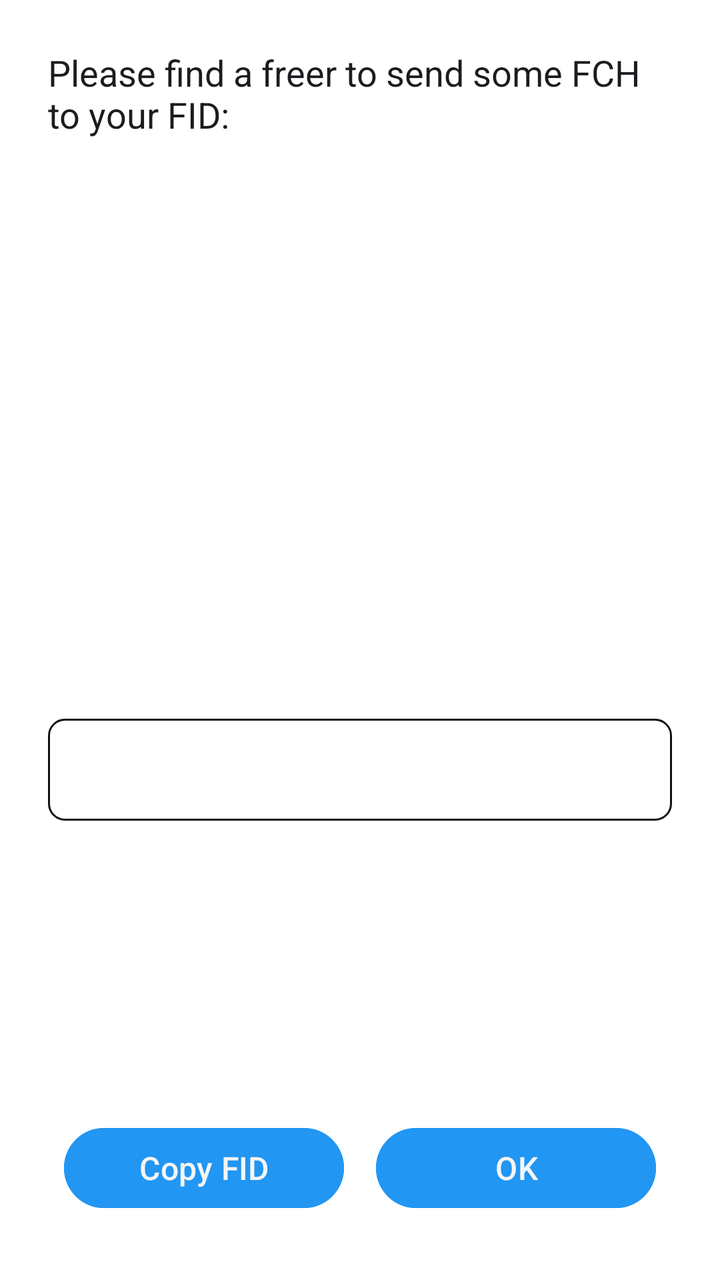
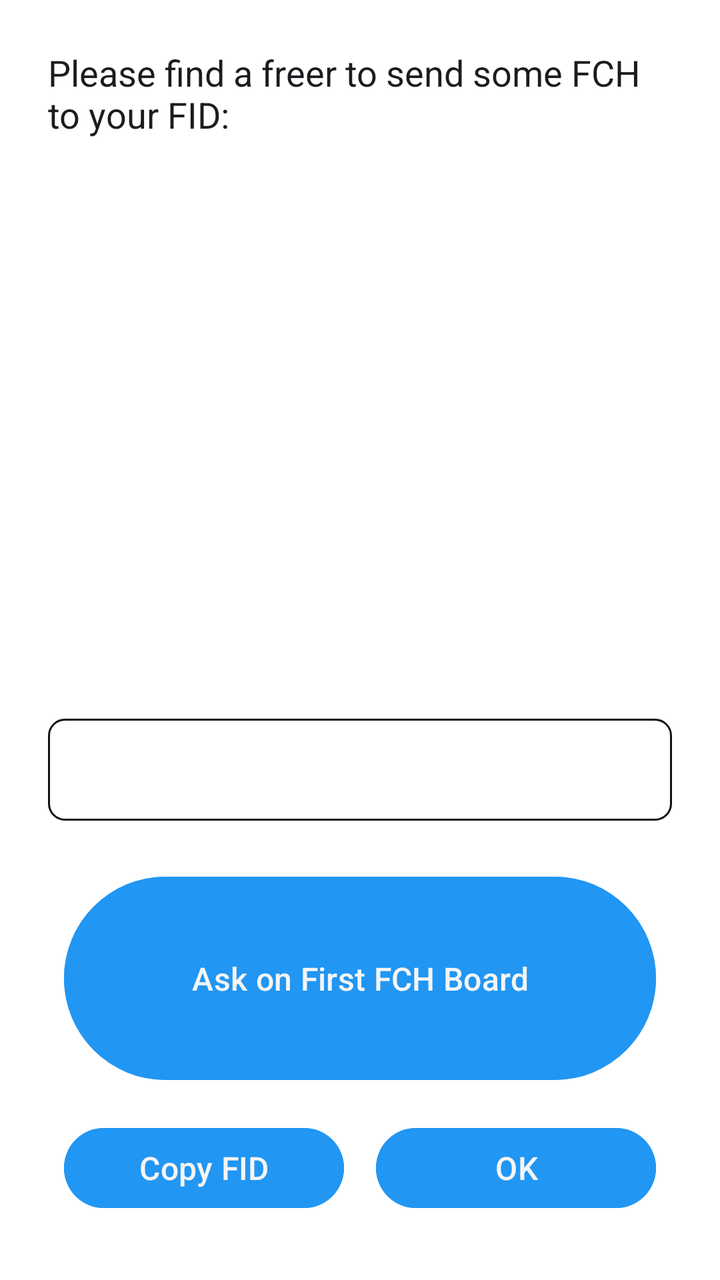

Before-and-after screenshots of an Android layout around one commit, followed by the original layout XML and the change that was made.
<!-- AndroidManifest.xml: application theme Theme.Freer -->
<!-- res/layout/dialog_topup_prompt.xml -->
<?xml version="1.0" encoding="utf-8"?>
<LinearLayout xmlns:android="http://schemas.android.com/apk/res/android"
    android:layout_width="match_parent"
    android:layout_height="wrap_content"
    android:orientation="vertical"
    android:padding="24dp">

    
    <ScrollView
        android:layout_width="match_parent"
        android:layout_height="0dp"
        android:layout_weight="1"
        android:fillViewport="true">

        <LinearLayout
            android:layout_width="match_parent"
            android:layout_height="wrap_content"
            android:orientation="vertical">

            
            <TextView
                android:id="@+id/topupMessageText"
                android:layout_width="match_parent"
                android:layout_height="wrap_content"
                android:text="@string/topUp_prompt_message"
                android:textSize="18sp"
                android:textColor="?attr/colorOnSurface"
                android:layout_marginBottom="16dp" />


            
            <ImageView
                android:id="@+id/topupQrCode"
                android:layout_width="match_parent"
                android:layout_height="250dp"
                android:scaleType="fitCenter"
                android:layout_marginBottom="24dp"
                android:contentDescription="@string/qr_code" />

            
            <TextView
                android:id="@+id/topupFidText"
                android:layout_width="match_parent"
                android:layout_height="wrap_content"
                android:textSize="20sp"
                android:textColor="?attr/colorPrimary"
                android:fontFamily="monospace"
                android:textIsSelectable="true"
                android:layout_marginBottom="16dp"
                android:background="@drawable/bg_input_view"
                android:padding="12dp" />

        </LinearLayout>

    </ScrollView>

    
    <LinearLayout
        android:layout_width="match_parent"
        android:layout_height="wrap_content"
        android:orientation="horizontal"
        android:gravity="end">

        
        <Button
            android:id="@+id/topupIgnoreButton"
            style="@style/ButtonStyle"
            android:layout_width="wrap_content"
            android:layout_height="wrap_content"
            android:text="@string/ignore"
            android:layout_marginEnd="8dp"
            android:visibility="gone"
            />

        
        <Button
            android:id="@+id/topupCopyButton"
            style="@style/ButtonStyle"
            android:layout_width="wrap_content"
            android:layout_height="wrap_content"
            android:text="@string/copy_fid"
            android:layout_marginEnd="8dp" />

        
        <Button
            android:id="@+id/topupOkButton"
            style="@style/ButtonStyle"
            android:layout_width="wrap_content"
            android:layout_height="wrap_content"
            android:text="@string/ok" />

    </LinearLayout>

</LinearLayout>
<!-- resources referenced by this layout -->
<resources>
  <!-- drawable bg_input_view (drawable) -->
  <?xml version="1.0" encoding="utf-8"?>
  <shape xmlns:android="http://schemas.android.com/apk/res/android"
      android:shape="rectangle">
      <solid android:color="@color/input_field_background" />
      <stroke android:width="1dp" android:color="@color/outline_heavy" />
      <corners android:radius="8dp" />
      <padding android:left="8dp" android:top="8dp" android:right="8dp" android:bottom="8dp" />
  </shape>
  <string name="copy_fid">Copy FID</string>
  <string name="ignore">Ignore</string>
  <string name="ok">OK</string>
  <string name="qr_code">QR Code</string>
  <string name="topUp_prompt_message">Please find a freer to send some FCH to your FID:</string>
  <style name="ButtonStyle">
          <item name="android:textColor">@color/main_background</item>
          <item name="android:backgroundTint">@color/accent</item>
          <item name="android:paddingStart">8dp</item>
          <item name="android:paddingEnd">8dp</item>
          <item name="android:paddingTop">8dp</item>
          <item name="android:paddingBottom">8dp</item>
          <item name="android:textSize">16sp</item>
          <item name="android:textAllCaps">false</item>
          <item name="android:layout_width">wrap_content</item>
          <item name="android:layout_height">@dimen/button_height</item>
          <item name="android:layout_weight">1</item>
          <item name="android:layout_marginStart">4dp</item>
          <item name="android:layout_marginEnd">4dp</item>
          <item name="android:layout_margin">8dp</item>
          <item name="android:layout_gravity">center</item>
      </style>
  <style name="Theme.Freer" parent="Base.Theme.Freer" />
  <color name="input_field_background">#FFFFFF</color>
  <color name="outline_heavy">#111111</color>
  <color name="main_background">#F5F5F5</color>
  <color name="accent">#2196F3</color>
  <dimen name="button_height">52dp</dimen>
  <style name="Base.Theme.Freer" parent="Theme.Material3.DayNight.NoActionBar">
          <item name="colorPrimary">#2196F3</item>
          <item name="colorAccent">#2196F3</item>
          <item name="android:windowBackground">#FFFFFF</item>
          
          <item name="android:windowLayoutInDisplayCutoutMode">shortEdges</item>
          <item name="android:enforceNavigationBarContrast">false</item>
          <item name="android:enforceStatusBarContrast">false</item>
          <item name="android:statusBarColor">@android:color/transparent</item>
          <item name="android:navigationBarColor">@android:color/transparent</item>
          <item name="android:windowLightStatusBar">true</item>
          <item name="android:windowLightNavigationBar">true</item>
      </style>
</resources>

<!-- the commit's change to res/layout/dialog_topup_prompt.xml (unified diff, before → after) -->
@@ -50,6 +50,15 @@
                 android:background="@drawable/bg_input_view"
                 android:padding="12dp" />
 
+            
+            <Button
+                android:id="@+id/topupAskBoardButton"
+                style="@style/ButtonStyle"
+                android:layout_width="match_parent"
+                android:layout_height="wrap_content"
+                android:text="@string/ask_first_fch"
+                android:layout_marginBottom="8dp" />
+
         </LinearLayout>
 
     </ScrollView>
<!-- resource entries referenced after the edit -->
@@ -9,6 +9,7 @@
       <corners android:radius="8dp" />
       <padding android:left="8dp" android:top="8dp" android:right="8dp" android:bottom="8dp" />
   </shape>
+  <string name="ask_first_fch">Ask on First FCH Board</string>
   <string name="copy_fid">Copy FID</string>
   <string name="ignore">Ignore</string>
   <string name="ok">OK</string>
